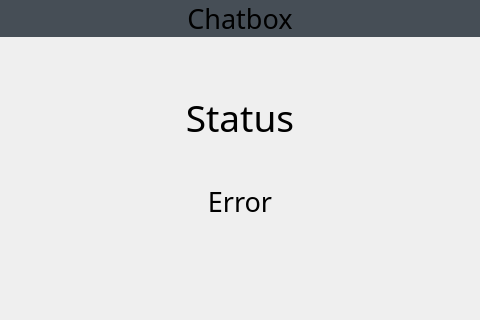
Old version of the form Client_Chatbox/forms/mainwindow.ui in the repository Schmock83/Chatbox; both pictures show x 313 to 793 and y 0 to 320 of the 1106 by 619 pixel window.
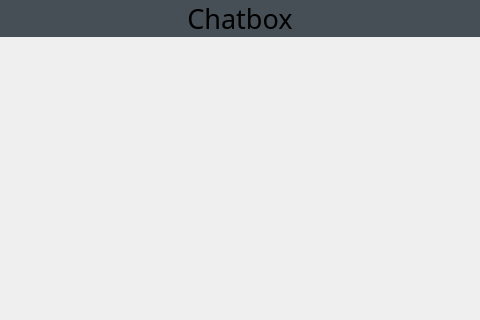
New version of the form. The open tabs and pages were chosen to show the change.

```diff
--- a/Client_Chatbox/forms/mainwindow.ui
+++ b/Client_Chatbox/forms/mainwindow.ui
@@ -104,7 +104,7 @@
              </font>
             </property>
             <property name="text">
-             <string>Status</string>
+             <string/>
             </property>
             <property name="alignment">
              <set>Qt::AlignCenter</set>
@@ -116,14 +116,14 @@
             <property name="font">
              <font>
               <family>Century Gothic</family>
-              <pointsize>20</pointsize>
+              <pointsize>16</pointsize>
              </font>
             </property>
             <property name="text">
-             <string>Error</string>
+             <string/>
             </property>
             <property name="alignment">
-             <set>Qt::AlignHCenter|Qt::AlignTop</set>
+             <set>Qt::AlignCenter</set>
             </property>
            </widget>
           </item>
```
Left out of the diff: 6 changed lines with no effect on the pictures.
